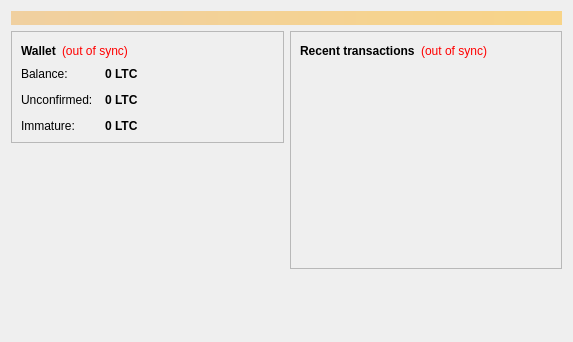
Qt form src/qt/forms/overviewpage.ui (bootycoin/booty) before a commit.
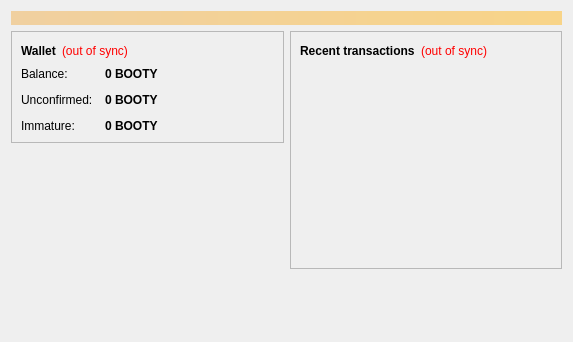
The same form after that commit.

```diff
--- a/src/qt/forms/overviewpage.ui
+++ b/src/qt/forms/overviewpage.ui
@@ -122,7 +122,7 @@
                <string>Your current balance</string>
               </property>
               <property name="text">
-               <string notr="true">0 LTC</string>
+               <string notr="true">0 BOOTY</string>
               </property>
               <property name="textInteractionFlags">
                <set>Qt::LinksAccessibleByMouse|Qt::TextSelectableByKeyboard|Qt::TextSelectableByMouse</set>
@@ -151,7 +151,7 @@
                <string>Total of transactions that have yet to be confirmed, and do not yet count toward the current balance</string>
               </property>
               <property name="text">
-               <string notr="true">0 LTC</string>
+               <string notr="true">0 BOOTY</string>
               </property>
               <property name="textInteractionFlags">
                <set>Qt::LinksAccessibleByMouse|Qt::TextSelectableByKeyboard|Qt::TextSelectableByMouse</set>
@@ -177,7 +177,7 @@
                <string>Mined balance that has not yet matured</string>
               </property>
               <property name="text">
-               <string notr="true">0 LTC</string>
+               <string notr="true">0 BOOTY</string>
               </property>
               <property name="textInteractionFlags">
                <set>Qt::LinksAccessibleByMouse|Qt::TextSelectableByKeyboard|Qt::TextSelectableByMouse</set>
```
Left out of the diff: 4 changed lines with no effect on the pictures.
